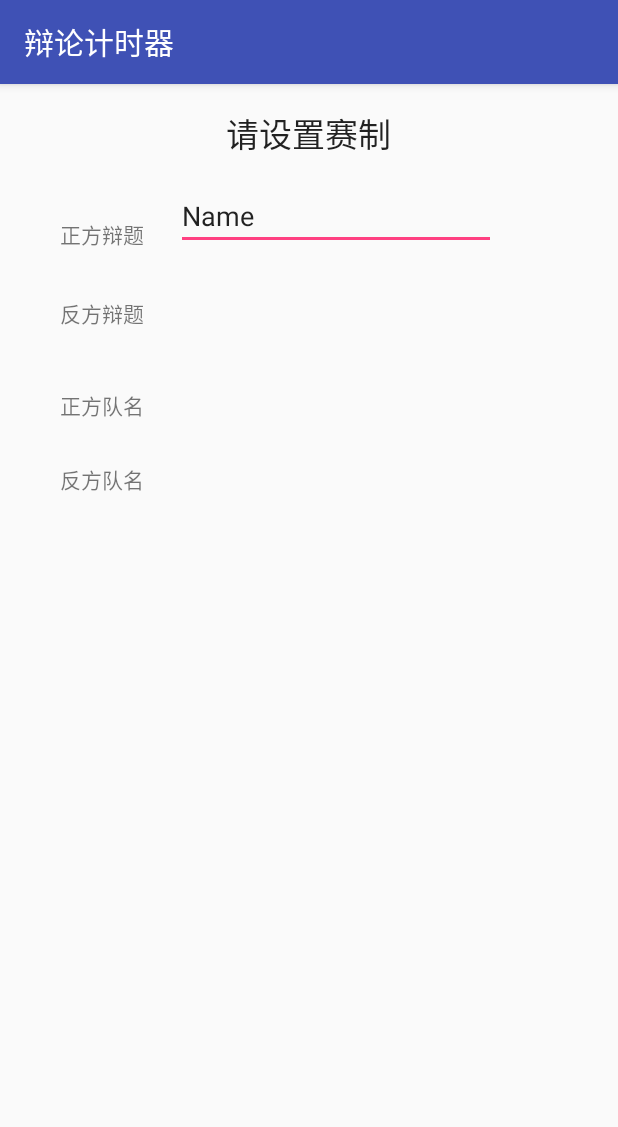
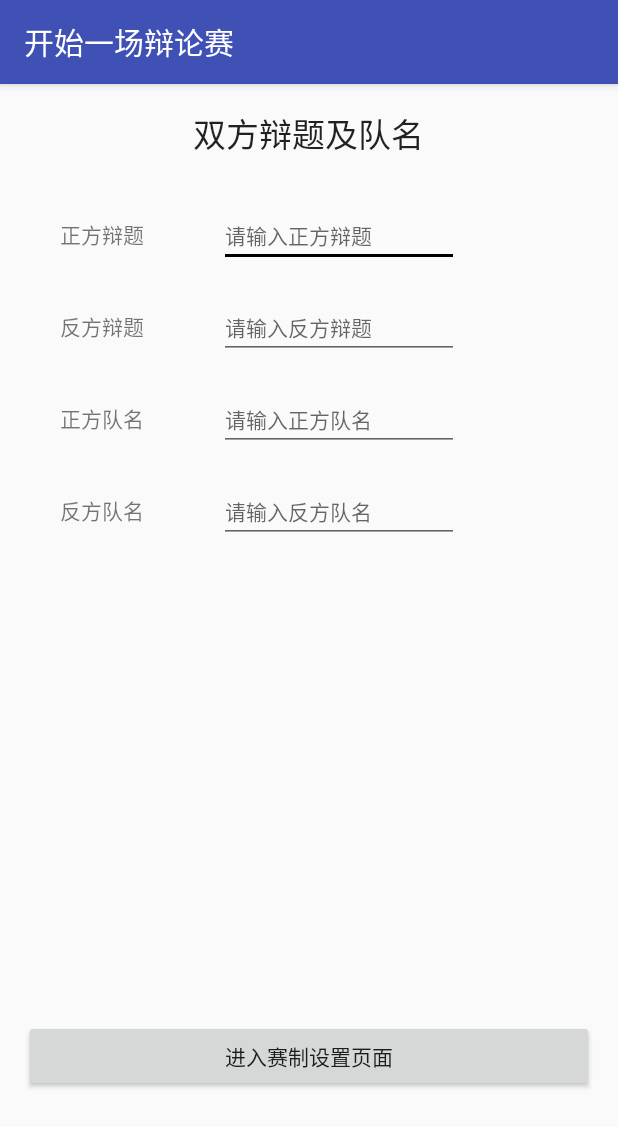
Before and after one commit to sososun/DebateClock, an Android app: the screen it shows after launch (MainActivity), on a phone screen of 412 x 824 dp. Shown: the top 1127 px of the screen. Run offline under Robolectric (Android 15) with nearby library versions, the light colour scheme and no system bars.

Commit message:
基本编辑界面和初步的时钟界面提交，xml将在定型以后整体复用至style,demin和string也将被规范化设计

```diff
--- a/app/src/main/java/com/sunxinyang/betaclock/MainActivity.java
+++ b/app/src/main/java/com/sunxinyang/betaclock/MainActivity.java
@@ -1,13 +1,26 @@
 package com.sunxinyang.betaclock;
 
+import android.content.Intent;
 import android.support.v7.app.AppCompatActivity;
 import android.os.Bundle;
+import android.view.View;
+import android.widget.Button;
 
 public class MainActivity extends AppCompatActivity {
+
+    Button button;
 
     @Override
     protected void onCreate(Bundle savedInstanceState) {
         super.onCreate(savedInstanceState);
         setContentView(R.layout.activity_main);
+        button = (Button) findViewById(R.id.button);
+        button.setOnClickListener(new View.OnClickListener() {
+            @Override
+            public void onClick(View v) {
+                startActivity(new Intent(MainActivity.this,GameRuleSettingActivity.class));
+                finish();
+            }
+        });
     }
 }
--- a/app/src/main/res/layout/activity_main.xml
+++ b/app/src/main/res/layout/activity_main.xml
@@ -15,7 +15,7 @@
         android:layout_height="wrap_content"
         android:textAppearance="@android:style/TextAppearance.Material.Large"
         android:layout_centerHorizontal="true"
-        android:text="请设置赛制"
+        android:text="双方辩题及队名"
         android:id="@+id/textView" />
 
     <TextView
@@ -24,6 +24,7 @@
         android:layout_height="wrap_content"
         android:layout_marginStart="24dp"
         android:layout_marginTop="40dp"
+        android:textAppearance="@android:style/TextAppearance.Material.Small"
         android:id="@+id/positiveTitle"
         android:layout_below="@+id/textView"
         android:layout_alignParentStart="true" />
@@ -33,6 +34,7 @@
         android:layout_width="wrap_content"
         android:layout_height="wrap_content"
         android:layout_below="@+id/negativeTitle"
+        android:textAppearance="@android:style/TextAppearance.Material.Small"
         android:layout_alignStart="@+id/negativeTitle"
         android:layout_marginTop="40dp"
         android:id="@+id/positiveName" />
@@ -41,7 +43,8 @@
         android:text="反方辩题"
         android:layout_width="wrap_content"
         android:layout_height="wrap_content"
-        android:layout_marginTop="31dp"
+        android:layout_marginTop="40dp"
+        android:textAppearance="@android:style/TextAppearance.Material.Small"
         android:id="@+id/negativeTitle"
         android:layout_below="@+id/positiveTitle"
         android:layout_alignStart="@+id/positiveTitle" />
@@ -52,17 +55,61 @@
         android:layout_height="wrap_content"
         android:layout_below="@+id/positiveName"
         android:layout_alignStart="@+id/positiveName"
-        android:layout_marginTop="28dp"
+        android:textAppearance="@android:style/TextAppearance.Material.Small"
+        android:layout_marginTop="40dp"
         android:id="@+id/negativeName" />
+    <EditText
+        android:layout_width="wrap_content"
+        android:layout_height="wrap_content"
+        android:hint="请输入正方辩题"
+        android:textAppearance="@android:style/TextAppearance.Material.Small"
+        android:minEms="10"
+        android:id="@+id/positiveTitleEdit"
+        android:layout_alignBaseline="@+id/positiveTitle"
+        android:layout_alignBottom="@+id/positiveTitle"
+        android:layout_marginLeft="130dp" />
 
     <EditText
         android:layout_width="wrap_content"
         android:layout_height="wrap_content"
-        android:inputType="textPersonName"
-        android:text="Name"
-        android:ems="10"
-        android:layout_alignBottom="@+id/positiveTitle"
-        android:layout_toEndOf="@+id/positiveTitle"
-        android:layout_marginStart="21dp"
-        android:id="@+id/editText" />
+        android:hint="请输入反方辩题"
+        android:textAppearance="@android:style/TextAppearance.Material.Small"
+        android:minEms="10"
+        android:layout_alignBottom="@+id/negativeTitle"
+        android:layout_alignStart="@+id/positiveTitleEdit"
+        android:id="@+id/negativeTitleEdit"
+        android:layout_alignBaseline="@+id/negativeTitle"
+        />
+
+    <EditText
+        android:layout_width="wrap_content"
+        android:layout_height="wrap_content"
+        android:hint="请输入正方队名"
+        android:textAppearance="@android:style/TextAppearance.Material.Small"
+        android:minEms="10"
+        android:layout_alignBottom="@+id/positiveName"
+        android:layout_alignStart="@+id/positiveTitleEdit"
+        android:id="@+id/positiveNameEdit"
+        android:layout_alignBaseline="@+id/positiveName" />
+
+    <EditText
+        android:layout_width="wrap_content"
+        android:layout_height="wrap_content"
+        android:hint="请输入反方队名"
+        android:textAppearance="@android:style/TextAppearance.Material.Small"
+        android:minEms="10"
+        android:layout_alignBottom="@+id/negativeName"
+        android:layout_alignStart="@+id/positiveTitleEdit"
+        android:id="@+id/negativeNameEdit"
+        android:layout_alignBaseline="@+id/negativeName" />
+
+    <Button
+        android:text="进入赛制设置页面"
+        android:layout_width="match_parent"
+        android:layout_height="wrap_content"
+        android:layout_alignParentBottom="true"
+        android:layout_marginBottom="80dp"
+        android:id="@+id/button" />
+
+
 </RelativeLayout>
--- a/app/src/main/res/values/colors.xml
+++ b/app/src/main/res/values/colors.xml
@@ -2,5 +2,5 @@
 <resources>
     <color name="colorPrimary">#3F51B5</color>
     <color name="colorPrimaryDark">#303F9F</color>
-    <color name="colorAccent">#FF4081</color>
+    <color name="colorAccent">#000000</color>
 </resources>
```
Also changed, not shown: app/src/main/AndroidManifest.xml (+6 -1 lines), app/src/main/java/com/sunxinyang/betaclock/GameRuleSettingActivity.java (added, +16 -0 lines), app/src/main/res/layout/game_clock_activity.xml (added, +48 -0 lines), app/src/main/res/layout/game_rule_setting.xml (added, +174 -0 lines).
